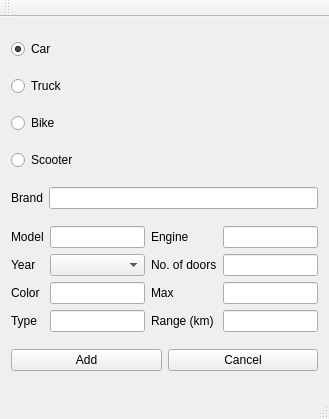
Above: dbAdd/mainwindow.ui from PiotrLiszka/dbAdd_Cpp_Qt before the change. Below: the same form after it.
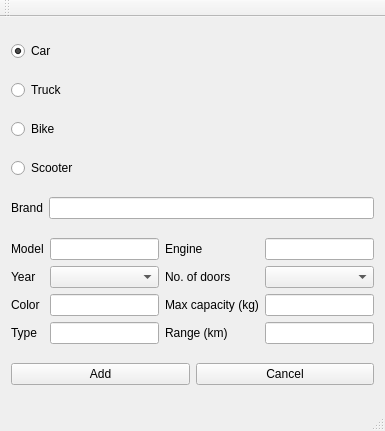
That is the form after the change.

```diff
--- a/dbAdd/mainwindow.ui
+++ b/dbAdd/mainwindow.ui
@@ -6,8 +6,8 @@
    <rect>
     <x>0</x>
     <y>0</y>
-    <width>329</width>
-    <height>419</height>
+    <width>385</width>
+    <height>431</height>
    </rect>
   </property>
   <property name="windowTitle">
@@ -72,28 +72,18 @@
         </property>
        </widget>
       </item>
-      <item row="2" column="3">
-       <widget class="QLineEdit" name="maxText"/>
+      <item row="3" column="1">
+       <widget class="QLineEdit" name="colorText"/>
       </item>
-      <item row="2" column="0">
+      <item row="3" column="0">
        <widget class="QLabel" name="label_4">
         <property name="text">
          <string>Color</string>
         </property>
        </widget>
       </item>
-      <item row="2" column="1">
-       <widget class="QLineEdit" name="colorText"/>
-      </item>
-      <item row="1" column="3">
-       <widget class="QLineEdit" name="doorsText"/>
-      </item>
-      <item row="2" column="2">
-       <widget class="QLabel" name="label_8">
-        <property name="text">
-         <string>Max</string>
-        </property>
-       </widget>
+      <item row="3" column="3">
+       <widget class="QLineEdit" name="capacityText"/>
       </item>
       <item row="0" column="3">
        <widget class="QLineEdit" name="engText"/>
@@ -101,12 +91,8 @@
       <item row="0" column="1">
        <widget class="QLineEdit" name="modelText"/>
       </item>
-      <item row="0" column="0">
-       <widget class="QLabel" name="label_2">
-        <property name="text">
-         <string>Model</string>
-        </property>
-       </widget>
+      <item row="5" column="1">
+       <widget class="QLineEdit" name="typeText"/>
       </item>
       <item row="0" column="2">
        <widget class="QLabel" name="label_6">
@@ -115,26 +101,23 @@
         </property>
        </widget>
       </item>
-      <item row="3" column="2">
+      <item row="5" column="3">
+       <widget class="QLineEdit" name="rangeText"/>
+      </item>
+      <item row="0" column="0">
+       <widget class="QLabel" name="label_2">
+        <property name="text">
+         <string>Model</string>
+        </property>
+       </widget>
+      </item>
+      <item row="5" column="2">
        <widget class="QLabel" name="label_9">
         <property name="text">
          <string>Range (km)</string>
         </property>
        </widget>
       </item>
-      <item row="3" column="3">
-       <widget class="QLineEdit" name="rangeText"/>
-      </item>
-      <item row="3" column="1">
-       <widget class="QLineEdit" name="typeText"/>
-      </item>
-      <item row="3" column="0">
-       <widget class="QLabel" name="label_5">
-        <property name="text">
-         <string>Type</string>
-        </property>
-       </widget>
-      </item>
       <item row="1" column="1">
        <widget class="QComboBox" name="yearCombo"/>
       </item>
@@ -145,6 +128,23 @@
         </property>
        </widget>
       </item>
+      <item row="5" column="0">
+       <widget class="QLabel" name="label_5">
+        <property name="text">
+         <string>Type</string>
+        </property>
+       </widget>
+      </item>
+      <item row="3" column="2">
+       <widget class="QLabel" name="label_8">
+        <property name="text">
+         <string>Max capacity (kg)</string>
+        </property>
+       </widget>
+      </item>
+      <item row="1" column="3">
+       <widget class="QComboBox" name="doorsCombo"/>
+      </item>
      </layout>
     </item>
     <item>
```
Left out of the diff: 25 changed lines with no effect on the pictures.
